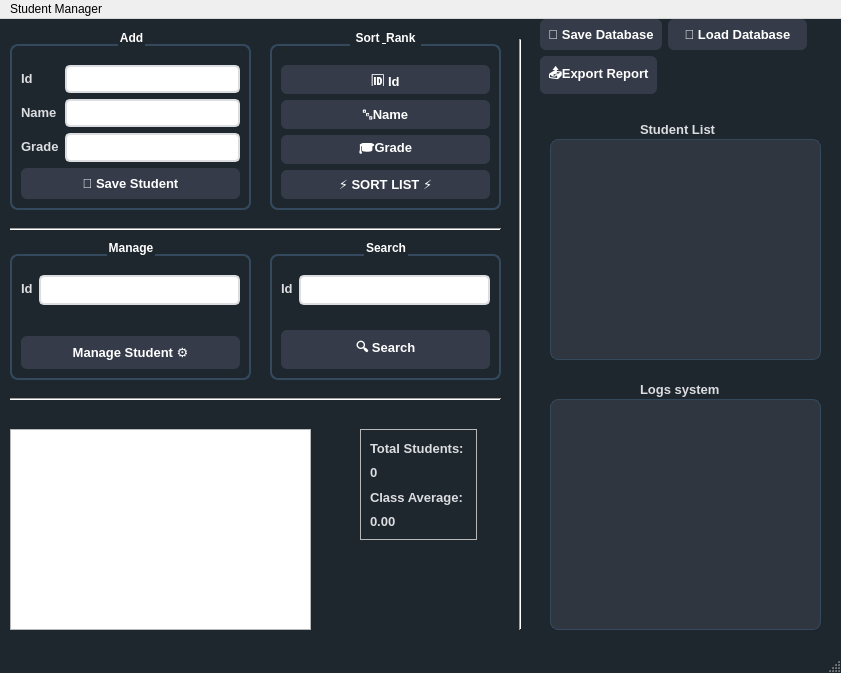
The window that mainwindow.ui (BakrAmghar/student-management-system-c) describes before a commit, drawn with Qt 5.
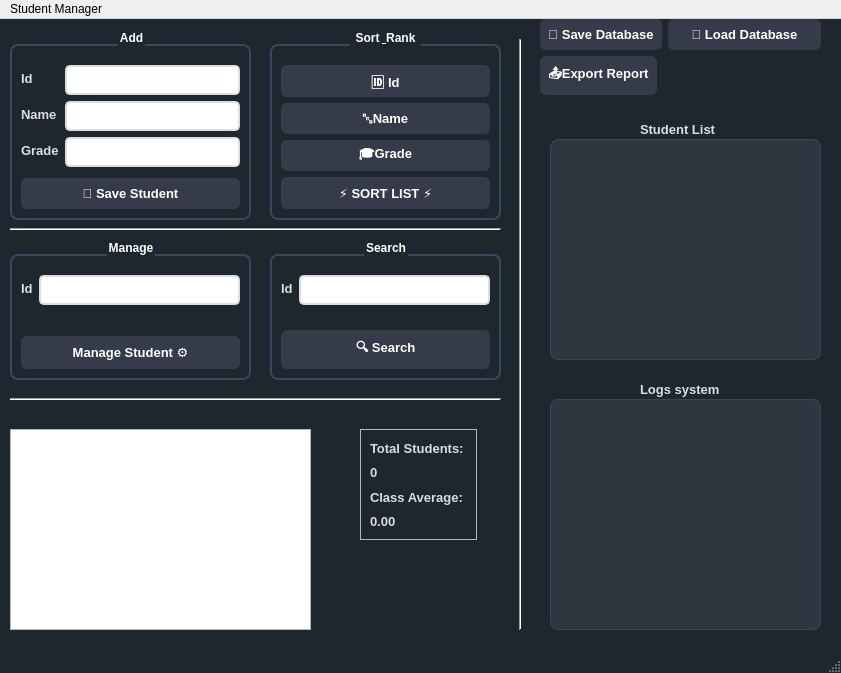
The same window after the commit.

Commit message: style: final UI overhaul with gradients and glass-morphism

What changed in the file:
```diff
--- a/mainwindow.ui
+++ b/mainwindow.ui
@@ -190,7 +190,7 @@
       <x>10</x>
       <y>10</y>
       <width>241</width>
-      <height>181</height>
+      <height>191</height>
      </rect>
     </property>
     <property name="title">
@@ -353,8 +353,8 @@
      <rect>
       <x>540</x>
       <y>0</y>
-      <width>267</width>
-      <height>75</height>
+      <width>281</width>
+      <height>91</height>
      </rect>
     </property>
     <layout class="QFormLayout" name="formLayout_6">
@@ -466,7 +466,7 @@
       <x>270</x>
       <y>10</y>
       <width>231</width>
-      <height>181</height>
+      <height>191</height>
      </rect>
     </property>
     <property name="title">
```
The commit also changes 1 other file.
